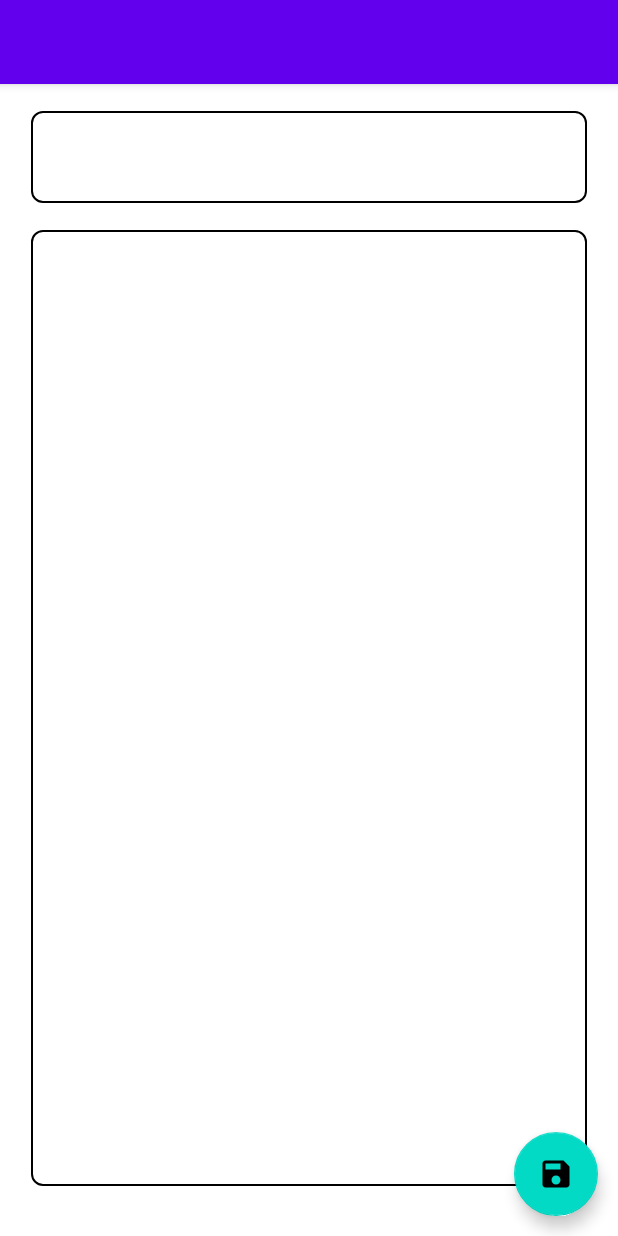
After one commit to romithgiri/encrypto, an Android app: the CreateNote screen opened directly, with no data from a screen before it, on a phone screen of 412 x 824 dp. The commit adds this screen. Run offline under Robolectric (Android 15) with nearby library versions, the phone set to English and light mode, and no system bars; our stand-ins replace Room's generated code, sdp/ssp sizes.

Commit message:
created rcycler view and added room db for save data in database

```diff
--- a/app/src/main/AndroidManifest.xml
+++ b/app/src/main/AndroidManifest.xml
@@ -9,6 +9,7 @@
         android:roundIcon="@mipmap/ic_launcher_round"
         android:supportsRtl="true"
         android:theme="@style/Theme.Encrypto">
+        <activity android:name=".CreateNote"></activity>
         <activity android:name=".MainActivity">
             <intent-filter>
                 <action android:name="android.intent.action.MAIN" />
--- /dev/null
+++ b/app/src/main/java/com/rohit/encrypto/CreateNote.kt
@@ -0,0 +1,65 @@
+package com.rohit.encrypto
+
+import android.os.Bundle
+import android.widget.EditText
+import android.widget.Toast
+import androidx.appcompat.app.AppCompatActivity
+import androidx.room.Room
+import com.google.android.material.floatingactionbutton.FloatingActionButton
+import com.rohit.encrypto.database.NoteDB
+import com.rohit.encrypto.database.NoteEntity
+import kotlinx.coroutines.GlobalScope
+import kotlinx.coroutines.launch
+import java.lang.Exception
+import java.text.SimpleDateFormat
+import java.util.*
+
+class CreateNote : AppCompatActivity() {
+    private lateinit var noteDB: NoteDB
+
+    private lateinit var btnSave : FloatingActionButton
+    private lateinit var editTitle : EditText
+    private lateinit var editDescription : EditText
+
+    override fun onCreate(savedInstanceState: Bundle?) {
+        super.onCreate(savedInstanceState)
+        setContentView(R.layout.activity_create_note)
+
+        noteDB = Room.databaseBuilder(this, NoteDB::class.java, "NoteDB").build()
+        btnSave = findViewById(R.id.btnSave)
+        editTitle = findViewById(R.id.editTitle)
+        editDescription = findViewById(R.id.editDescription)
+
+        btnSave.setOnClickListener {
+            if (editTitle.text.isNullOrBlank() || editDescription.text.isNullOrBlank()){
+                if (editTitle.text.isNullOrBlank()){
+                    Toast.makeText(this, "Please Enter Title...", Toast.LENGTH_SHORT).show()
+                }else{
+                    Toast.makeText(this, "Please Enter Note...", Toast.LENGTH_SHORT).show()
+                }
+            }else{
+                GlobalScope.launch {
+                    try {
+                        val pattern = "dd-MMM-yyyy"
+                        val simpleDateFormat = SimpleDateFormat(pattern)
+                        val date: String = simpleDateFormat.format(Date())
+                        var noteEntity = NoteEntity()
+                        println(" Date().time : ${Date().time}")
+                        println(" Date: $date")
+                        println(" noteTitle: ${editTitle.text.toString()}")
+                        println(" noteDescription: ${editDescription.text.toString()}")
+                        noteEntity.pkId = Date().time
+                        noteEntity.noteDate = date
+                        noteEntity.noteTitle = editTitle.text.toString()
+                        noteEntity.noteDescription = editDescription.text.toString()
+                        noteDB.noteDAO().updateAndSaveNote(noteEntity)
+                        finish()
+
+                    }catch (e: Exception){
+                        println("+++++++++++++++++++++++++++++++: Error: $e")
+                    }
+                }
+            }
+        }
+    }
+}
--- /dev/null
+++ b/app/src/main/java/com/rohit/encrypto/database/NoteDB.kt
@@ -0,0 +1,9 @@
+package com.rohit.encrypto.database
+
+import androidx.room.Database
+import androidx.room.RoomDatabase
+
+@Database(entities = [(NoteEntity::class)],version = 1)
+abstract class NoteDB: RoomDatabase() {
+    abstract fun noteDAO(): NoteDAO
+}
--- /dev/null
+++ b/app/src/main/res/drawable/edit_text_drawable_blue.xml
@@ -0,0 +1,9 @@
+<?xml version="1.0" encoding="utf-8"?>
+<shape xmlns:android="http://schemas.android.com/apk/res/android"
+    android:shape="rectangle">
+    <stroke
+        android:color="@color/black"
+        android:width="1dp" />
+    <solid android:color="@color/white" />
+    <corners android:radius="7dp" />
+</shape>
--- /dev/null
+++ b/app/src/main/res/drawable/save.xml
@@ -0,0 +1,10 @@
+<vector xmlns:android="http://schemas.android.com/apk/res/android"
+    android:width="24dp"
+    android:height="24dp"
+    android:viewportWidth="24"
+    android:viewportHeight="24"
+    android:tint="?attr/colorControlNormal">
+  <path
+      android:fillColor="@android:color/white"
+      android:pathData="M17,3L5,3c-1.11,0 -2,0.9 -2,2v14c0,1.1 0.89,2 2,2h14c1.1,0 2,-0.9 2,-2L21,7l-4,-4zM12,19c-1.66,0 -3,-1.34 -3,-3s1.34,-3 3,-3 3,1.34 3,3 -1.34,3 -3,3zM15,9L5,9L5,5h10v4z"/>
+</vector>
--- /dev/null
+++ b/app/src/main/res/layout/activity_create_note.xml
@@ -0,0 +1,59 @@
+<?xml version="1.0" encoding="utf-8"?>
+<androidx.constraintlayout.widget.ConstraintLayout xmlns:android="http://schemas.android.com/apk/res/android"
+    xmlns:app="http://schemas.android.com/apk/res-auto"
+    xmlns:tools="http://schemas.android.com/tools"
+    android:layout_width="match_parent"
+    android:layout_height="match_parent"
+    tools:context=".CreateNote">
+
+    <androidx.appcompat.widget.AppCompatEditText
+        android:id="@+id/editTitle"
+        android:layout_width="0dp"
+        android:layout_height="0dp"
+        app:layout_constraintWidth_percent="0.9"
+        app:layout_constraintHeight_percent="0.08"
+        android:layout_marginLeft="@dimen/_24sdp"
+        android:layout_marginTop="@dimen/_14sdp"
+        android:layout_marginRight="@dimen/_24sdp"
+        android:background="@drawable/edit_text_drawable_blue"
+        android:inputType="text"
+        android:letterSpacing="0.009375"
+        android:lineHeight="@dimen/_24ssp"
+        android:paddingStart="@dimen/_48sdp"
+        app:layout_constraintLeft_toLeftOf="parent"
+        app:layout_constraintRight_toRightOf="parent"
+        app:layout_constraintTop_toTopOf="parent"
+        android:paddingLeft="@dimen/_48sdp" />
+
+    <androidx.appcompat.widget.AppCompatEditText
+        android:id="@+id/editDescription"
+        android:layout_width="0dp"
+        android:layout_height="0dp"
+        app:layout_constraintWidth_percent="0.9"
+        app:layout_constraintHeight_percent="0.83"
+        android:layout_marginLeft="@dimen/_24sdp"
+        android:layout_marginTop="@dimen/_14sdp"
+        android:layout_marginRight="@dimen/_24sdp"
+        android:background="@drawable/edit_text_drawable_blue"
+        android:inputType="text"
+        android:letterSpacing="0.009375"
+        android:lineHeight="@dimen/_24ssp"
+        android:paddingStart="@dimen/_48sdp"
+        app:layout_constraintLeft_toLeftOf="parent"
+        app:layout_constraintRight_toRightOf="parent"
+        app:layout_constraintTop_toBottomOf="@+id/editTitle"
+        android:paddingLeft="@dimen/_48sdp" />
+
+    <com.google.android.material.floatingactionbutton.FloatingActionButton
+        android:layout_width="wrap_content"
+        android:layout_height="wrap_content"
+        android:src="@drawable/save"
+        android:scaleType="fitCenter"
+        android:id="@+id/btnSave"
+        app:layout_constraintBottom_toBottomOf="parent"
+        app:layout_constraintEnd_toEndOf="parent"
+        android:layout_marginEnd="@dimen/_10sdp"
+        android:layout_marginBottom="@dimen/_10sdp"
+        android:layout_marginRight="@dimen/_10sdp" />
+
+</androidx.constraintlayout.widget.ConstraintLayout>
```
Also changed, not shown: app/build.gradle (+11 -1 lines), app/src/main/java/com/rohit/encrypto/MainActivity.kt (+57 -0 lines), app/src/main/java/com/rohit/encrypto/database/NoteDAO.kt (added, +18 -0 lines), app/src/main/java/com/rohit/encrypto/database/NoteEntity.kt (added, +20 -0 lines), app/src/main/java/com/rohit/encrypto/recycler_view/CardAdapter.kt (added, +69 -0 lines), app/src/main/res/drawable/add.xml (added, +10 -0 lines), app/src/main/res/drawable/delete.xml (added, +9 -0 lines), app/src/main/res/drawable/edit.xml (added, +9 -0 lines), app/src/main/res/drawable/visibility.xml (added, +9 -0 lines), app/src/main/res/layout/activity_main.xml (+14 -5 lines), app/src/main/res/layout/card_item.xml (added, +99 -0 lines), 1 other file.
